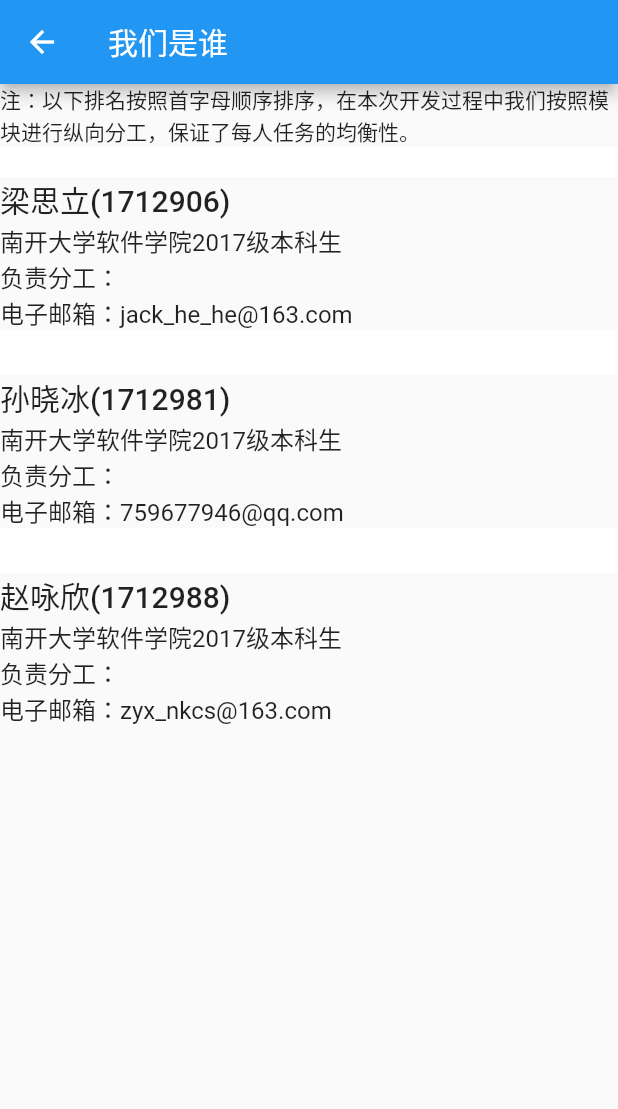
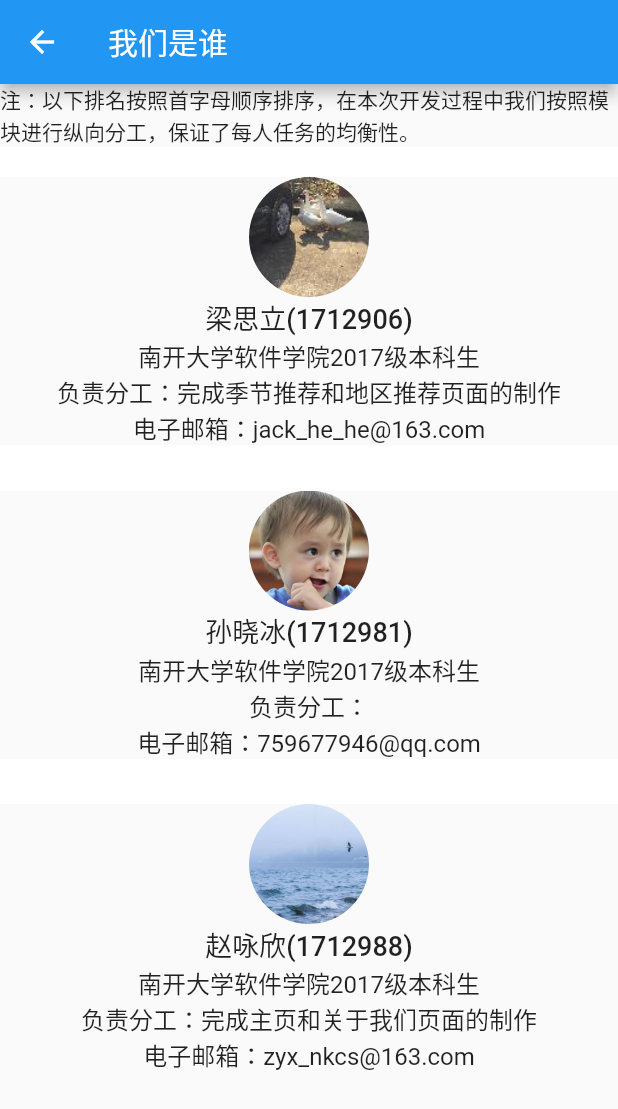
Before and after one commit to PerfectZyx/SunnyTravel, a Flutter app: the AboutusPage screen opened directly, on a phone screen of 412 x 824 dp. Shown: the top 1109 px of the screen. Run offline on Flutter 3.47's test engine with Material 2 defaults, Android fonts, the phone set to English and light mode, and no system bars; our stand-ins replace flutter_swiper.

Commit message:
Modify pages.

```diff
--- a/lib/introductions/AboutUs.dart
+++ b/lib/introductions/AboutUs.dart
@@ -10,7 +10,8 @@ class AboutusPage extends StatelessWidget {
         appBar: AppBar(
           title: Text('我们是谁'),
         ),
-      body: Column(
+        body: SingleChildScrollView(
+          child: Column(
             children: <Widget>[
               Container(
                 width: size.width,
@@ -20,57 +21,101 @@ class AboutusPage extends StatelessWidget {
               ),
               SizedBox(
                 height: 20.0,
-            child:  Container(
+                child: Container(
                   height: 0.0,
                   color: Color(0xffffffff),
                 ),
               ),
               Container(
-            width: size.width,
+                  child: Column(children: <Widget>[
+                Container(
+                    child: ClipOval(
+                  child: Image.asset(
+                    'images/lsl.jpg',
+                    width: 80.0,
+                    height: 80.0,
+                    fit: BoxFit.cover,
+                  ),
+                )),
+                Container(
                   child: Text('梁思立(1712906)',
-                textAlign: TextAlign.left, style: TextStyle(fontSize: 20.0, fontWeight: FontWeight.w500)),
+                      textAlign: TextAlign.left,
+                      style: TextStyle(
+                          fontSize: 18.0, fontWeight: FontWeight.w500)),
                 ),
                 Container(
                   width: size.width,
-            child: Text('南开大学软件学院2017级本科生\n负责分工：\n电子邮箱：jack_he_he@163.com',
-                textAlign: TextAlign.left, style: TextStyle(fontSize: 16.0)),
+                  child: Text(
+                      '南开大学软件学院2017级本科生\n负责分工：完成季节推荐和地区推荐页面的制作\n电子邮箱：jack_he_he@163.com',
+                      textAlign: TextAlign.center,
+                      style: TextStyle(fontSize: 16.0)),
                 ),
+              ])),
               SizedBox(
                 height: 30.0,
-            child:  Container(
+                child: Container(
                   height: 30.0,
                   color: Color(0xffffffff),
                 ),
               ),
               Container(
-            width: size.width,
+                  child: Column(children: <Widget>[
+                Container(
+                    child: ClipOval(
+                  child: Image.asset(
+                    'images/sxb.jpg',
+                    width: 80.0,
+                    height: 80.0,
+                    fit: BoxFit.cover,
+                  ),
+                )),
+                Container(
                   child: Text('孙晓冰(1712981)',
-                textAlign: TextAlign.left, style: TextStyle(fontSize: 20.0, fontWeight: FontWeight.w500)),
+                      textAlign: TextAlign.left,
+                      style: TextStyle(
+                          fontSize: 18.0, fontWeight: FontWeight.w500)),
                 ),
                 Container(
                   width: size.width,
                   child: Text('南开大学软件学院2017级本科生\n负责分工：\n电子邮箱：759677946@qq.com',
-                textAlign: TextAlign.left, style: TextStyle(fontSize: 16.0)),
+                      textAlign: TextAlign.center,
+                      style: TextStyle(fontSize: 16.0)),
                 ),
+              ])),
               SizedBox(
                 height: 30.0,
-            child:  Container(
+                child: Container(
                   height: 30.0,
                   color: Color(0xffffffff),
                 ),
               ),
               Container(
-            width: size.width,
+                  child: Column(children: <Widget>[
+                Container(
+                    child: ClipOval(
+                  child: Image.asset(
+                    'images/zyx.jpg',
+                    width: 80.0,
+                    height: 80.0,
+                    fit: BoxFit.cover,
+                  ),
+                )),
+                Container(
                   child: Text('赵咏欣(1712988)',
-                textAlign: TextAlign.left, style: TextStyle(fontSize: 20.0, fontWeight: FontWeight.w500)),
+                      textAlign: TextAlign.left,
+                      style: TextStyle(
+                          fontSize: 18.0, fontWeight: FontWeight.w500)),
                 ),
                 Container(
                   width: size.width,
-            child: Text('南开大学软件学院2017级本科生\n负责分工：\n电子邮箱：zyx_nkcs@163.com',
-                textAlign: TextAlign.left, style: TextStyle(fontSize: 16.0)),
+                  child: Text(
+                      '南开大学软件学院2017级本科生\n负责分工：完成主页和关于我们页面的制作\n电子邮箱：zyx_nkcs@163.com',
+                      textAlign: TextAlign.center,
+                      style: TextStyle(fontSize: 16.0)),
                 ),
+              ])),
             ],
           ),
-    );
+        ));
   }
 }
--- a/lib/pages/SearchArticle.dart
+++ b/lib/pages/SearchArticle.dart
@@ -52,7 +52,7 @@ class _SearchArticle extends State<SearchArticle> {
   @override
   Widget build(BuildContext context) {
     return Scaffold(
-        appBar: AppBar(
+        appBar: this.name == "游记" ? null : AppBar(
           title: Text(name),
         ),
         body: Padding(
--- a/lib/pages/Tabs.dart
+++ b/lib/pages/Tabs.dart
@@ -1,4 +1,5 @@
 import 'package:flutter/material.dart';
+import 'package:sunnytravel_app/pages/SearchArticle.dart';
 import 'tabs/Home.dart';
 import 'tabs/Season.dart';
 import 'tabs/Region.dart';
@@ -15,7 +16,7 @@ class Tabs extends StatefulWidget {
 class _TabsState extends State<Tabs> {
   @override
   int _currentIndex = 0;
-  List _pageList = [SwiperPage(), SeasonPage(), RegionPage(), TravelNotePage(), AboutPage()];
+  List _pageList = [SwiperPage(), SeasonPage(), RegionPage(), SearchArticle(searchKey: ["","","1","游记"],), AboutPage()];
 
   Widget build(BuildContext context) {
     return Container(
```
Also changed, not shown: lib/pages/ArticleDetail.dart (+64 -5 lines), pubspec.yaml (+12 -0 lines). Lines whose indentation alone changed are shown as unchanged.
